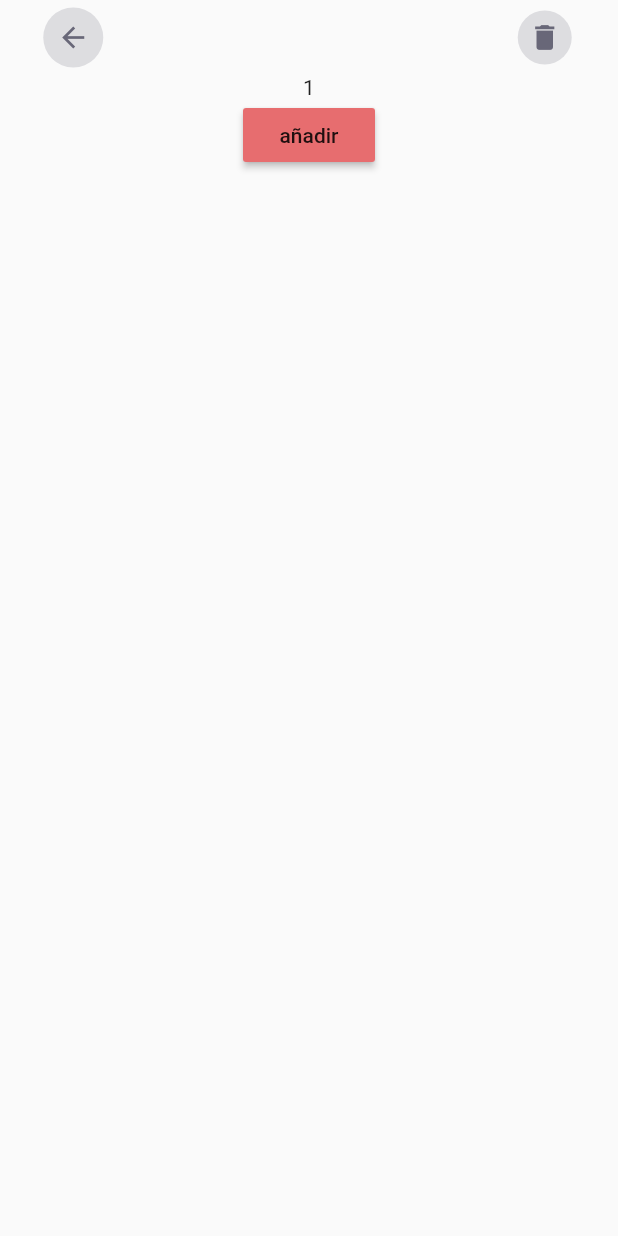
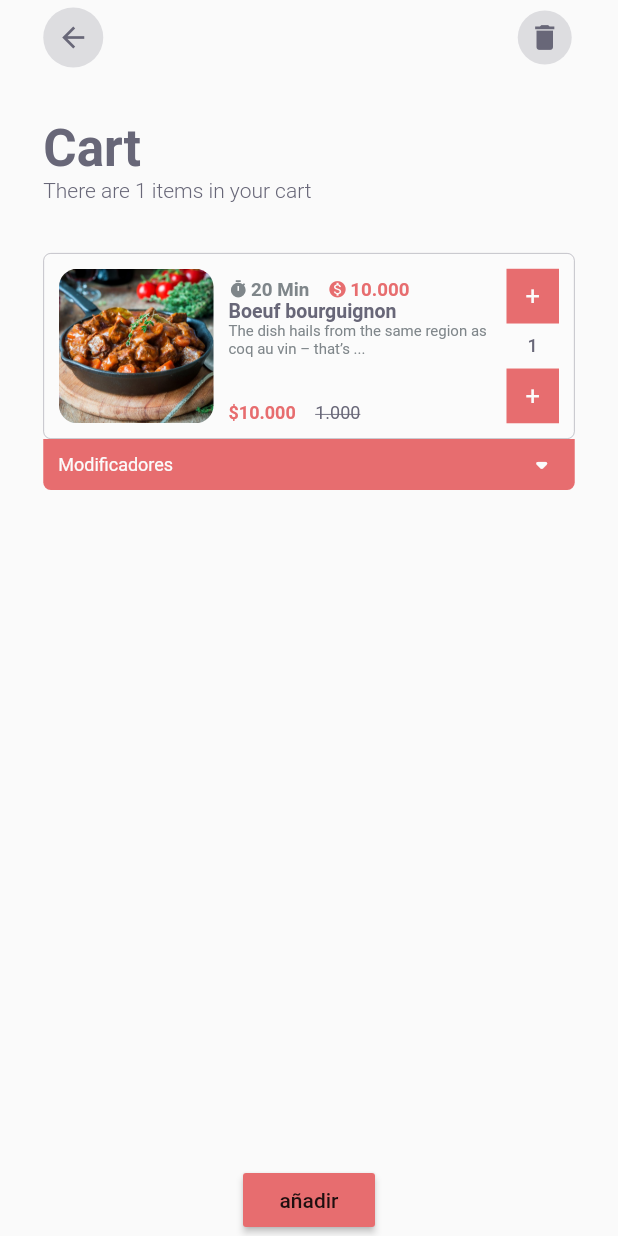
Before and after one commit to DalexisValencia/Fifth-test-app_Restaurants, a Flutter app: the ScreenCart screen opened directly, after a tap on "añadir", on a phone screen of 412 x 824 dp. Run offline on Flutter 3.47's test engine with Material 2 defaults, Android fonts, the phone set to English and light mode, and no system bars; our stand-ins replace bloc, equatable, flutter_bloc; missing offline and left inert: keyboard_visibility; statements that could not run were skipped.

Commit message:
detalle del plato en la vista de carrito

```diff
--- a/lib/blocs/bloc/cart/bloc/cart_bloc.dart
+++ b/lib/blocs/bloc/cart/bloc/cart_bloc.dart
@@ -14,9 +14,9 @@ class CartBloc extends Bloc<CartEvent, CartState> {
   Stream<CartState> mapEventToState(
     CartEvent event,
   ) async* {
-    List<int> stateDishesCart = state.props[0];
+    List<Dishes> stateDishesCart = state.props[0];
     if (event is AddToCart) {
-      List<int> finaldishes = List.from(stateDishesCart)..add(event.dish);
+      List<Dishes> finaldishes = List.from(stateDishesCart)..add(event.dish);
       print(finaldishes);
       // // print(state.props[0]);
       // // List<Dishes> finalDishes = state.props;
--- a/lib/blocs/bloc/cart/bloc/cart_event.dart
+++ b/lib/blocs/bloc/cart/bloc/cart_event.dart
@@ -10,8 +10,7 @@ abstract class CartEvent extends Equatable {
 class GetAllItems extends CartEvent {}
 
 class AddToCart extends CartEvent {
-  // final Dishes dishToCart;
-  final int dish;
+  final Dishes dish;
   AddToCart({this.dish});
 
   @override
--- a/lib/blocs/bloc/cart/bloc/cart_state.dart
+++ b/lib/blocs/bloc/cart/bloc/cart_state.dart
@@ -8,23 +8,24 @@ abstract class CartState extends Equatable {
 }
 
 class CartblocInitial extends CartState {
-  // final List<Dishes> dishes;
-  final List<int> dishes;
+  final List<Dishes> dishes;
+  // final List<int> dishes;
   CartblocInitial({this.dishes});
   @override
   List<Object> get props => [dishes];
 
   @override
-  String toString() => 'CartblocInitial {Search by: $dishes}';
+  String toString() => 'CartblocInitial {List of Dishes: $dishes}';
 }
 
 class FetchItems extends CartState {
-  final List<int> dishes;
+  // final List<int> dishes;
+  final List<Dishes> dishes;
   FetchItems({this.dishes});
 
   @override
   List<Object> get props => [dishes];
 
   @override
-  String toString() => 'FetchItems {Search by: $dishes}';
+  String toString() => 'FetchItems {List of Dishes: $dishes}';
 }
--- a/lib/screens/cart.dart
+++ b/lib/screens/cart.dart
@@ -1,5 +1,6 @@
 import 'dart:ui';
 
+import 'package:fith_app__restaurant/Lists/menu.dart';
 import 'package:fith_app__restaurant/blocs/bloc/cart/bloc/cart_bloc.dart';
 import 'package:fith_app__restaurant/constants/contansts.dart';
 import 'package:fith_app__restaurant/interfaces/Dishes.dart';
@@ -17,6 +18,18 @@ class ScreenCart extends StatefulWidget {
 
 class _ScreenCartState extends State<ScreenCart> {
   List<int> deleteToCard = [];
+  CartBloc cartBloc;
+
+  @override
+  initState() {
+    super.initState();
+    cartBloc = BlocProvider.of<CartBloc>(context);
+  }
+
+  void selectItem(e) {
+    print('info');
+  }
+
   Widget _screenNavigator() {
     return Container(
       margin: EdgeInsets.only(
@@ -38,28 +51,31 @@ class _ScreenCartState extends State<ScreenCart> {
     );
   }
 
-  Widget _screenTitle(state) {
+  Widget _screenTitle(bool empty, int amount) {
     // List<Dishes> cartDishes = state.props[0];
     return ScreenTitle(
       title: 'Cart',
-      subtitle: state is CartblocInitial
+      subtitle: empty
           ? ''
-          : 'There are 10 items in your cart', //there are no items
+          : 'There are $amount items in your cart', //there are no items
     );
   }
 
-  Widget _bodyCart(CartState state) {
+  Widget _bodyCart(bool empty, List<Dishes> listDishes) {
     return Expanded(
       child: Container(
         width: MediaQuery.of(context).size.width,
         child: SingleChildScrollView(
           child: Column(
             children: [
-              _screenTitle(state),
-              state is CartblocInitial
+              _screenTitle(empty, listDishes.length),
+              empty
                   ? EmptyCart()
                   : Cart(
-                      blocState: state,
+                      cartDishes: listDishes,
+                      onSelectThis: (index) {
+                        print(index);
+                      },
                     ),
               SizedBox(
                 height: 20,
@@ -73,34 +89,26 @@ class _ScreenCartState extends State<ScreenCart> {
 
   @override
   Widget build(BuildContext context) {
-    final cartBloc = BlocProvider.of<CartBloc>(context);
     return Scaffold(
         //
         body: BlocBuilder<CartBloc, CartState>(
       builder: (context, state) {
-        List<int> inCart = state.props[0];
-        // print(":::::dentro de cart.dart");
-        // print(state);
-        // print(state.props);
-        // print(":::::dentro de cart.dart");
+        List<Dishes> cartDishes = state.props[0];
+        // // print(state.props);
         return Column(
           children: [
             _screenNavigator(),
-            // _bodyCart(state),
-            Builder(
-              builder: (BuildContext context) {
-                List<Widget> numverCart = [];
-                inCart.map((e) {
-                  numverCart.add(Text(e.toString()));
-                }).toList();
-                return Column(
-                  children: numverCart,
-                );
-              },
+            _bodyCart(
+              state is CartblocInitial || cartDishes.length == 0,
+              cartDishes,
             ),
             RaisedButton(
               onPressed: () {
-                cartBloc.add(AddToCart(dish: 1));
+                cartBloc.add(
+                  AddToCart(
+                    dish: dishes[0],
+                  ),
+                );
               },
               child: Text("añadir"),
             )
@@ -141,8 +149,12 @@ class EmptyCart extends StatelessWidget {
 }
 
 class Cart extends StatelessWidget {
-  final CartState blocState;
-  Cart({this.blocState});
+  final List<Dishes> cartDishes;
+  final Function onSelectThis;
+  Cart({
+    this.cartDishes,
+    this.onSelectThis,
+  });
   @override
   Widget build(BuildContext context) {
     return Container(
@@ -150,11 +162,15 @@ class Cart extends StatelessWidget {
       child: Builder(
         builder: (BuildContext context) {
           List<Widget> itemsCard = [];
-          List<Dishes> cartDishes = blocState.props[0];
-          cartDishes.asMap().entries.map((e) {
+          cartDishes.asMap().entries.map((item) {
             itemsCard.add(
-              CompleteCartItem(
-                indexTest: 2,
+              GestureDetector(
+                onLongPressEnd: (e) {
+                  onSelectThis(item.key);
+                },
+                child: CompleteCartItem(
+                  dish: cartDishes[item.key],
+                ),
               ),
             );
           }).toList();
--- a/lib/screens/plate.detail.dart
+++ b/lib/screens/plate.detail.dart
@@ -469,8 +469,13 @@ class _AddtoCarState extends State<AddtoCar> {
                               //     .state
                               //     .props[0]);
                               // addingCardIndication(widget.dish);
-                              cartbloc.add(AddToCart(dish: 2));
-                              print(cartbloc.state);
+                              print(widget.dish.name);
+                              print(widget.dish.amount);
+                              // cartbloc.add(
+                              //   AddToCart(
+                              //     dish: widget.dish,
+                              //   ),
+                              // );
                             },
                       elevation: 0,
                       icon: _addingCar
--- a/lib/sections/ItemCartCard.dart
+++ b/lib/sections/ItemCartCard.dart
@@ -1,24 +1,34 @@
 //Componente utilizado para armar la tarjeta de carrito cuando tiene modificadores
 import 'package:fith_app__restaurant/constants/contansts.dart';
+import 'package:fith_app__restaurant/interfaces/Dishes.dart';
+import 'package:fith_app__restaurant/interfaces/aditional.dart';
 import 'package:fith_app__restaurant/widgets/CustomChip.dart';
 import 'package:flutter/material.dart';
 
 class CompleteCartItem extends StatelessWidget {
-  final int indexTest;
-  CompleteCartItem({Key key, this.indexTest}) : super(key: key);
+  final Dishes dish;
+  CompleteCartItem({Key key, this.dish}) : super(key: key);
   @override
   Widget build(BuildContext context) {
     return Container(
       margin: EdgeInsets.symmetric(
         vertical: 5,
       ),
+      // decoration: BoxDecoration(
+      //   border: Border.all(
+      //     color: Colors.red,
+      //     width: 1.5,
+      //   ),
+      // ),
       child: Column(
         children: [
           ItemCart(
-            withModifiers: indexTest == 0 || indexTest == 1 ? true : false,
+            dish: dish,
           ),
-          indexTest == 0 || indexTest == 1
-              ? ExpansionModifiersCartItem()
+          dish.additions.length >= 1
+              ? ExpansionModifiersCartItem(
+                  additionals: dish.additions,
+                )
               : SizedBox(),
         ],
       ),
@@ -27,8 +37,8 @@ class CompleteCartItem extends StatelessWidget {
 }
 
 class ItemCart extends StatelessWidget {
-  final bool withModifiers;
-  ItemCart({Key key, this.withModifiers}) : super(key: key);
+  final Dishes dish;
+  ItemCart({Key key, this.dish}) : super(key: key);
   @override
   Widget build(BuildContext context) {
     return GestureDetector(
@@ -40,7 +50,7 @@ class ItemCart extends StatelessWidget {
           // vertical: 5,
         ),
         decoration: BoxDecoration(
-          borderRadius: !withModifiers
+          borderRadius: dish.additions.length >= 1
               ? BorderRadius.circular(borderRadiusCards)
               : BorderRadius.only(
                   topLeft: Radius.circular(borderRadiusCards),
@@ -62,7 +72,9 @@ class ItemCart extends StatelessWidget {
                 borderRadius: BorderRadius.circular(borderRadiusImages),
                 image: DecorationImage(
                   fit: BoxFit.cover,
-                  image: ExactAssetImage("assets/banner/french-food.png"),
+                  image: ExactAssetImage(
+                    dish.image,
+                  ),
                 ),
               ),
             ),
@@ -81,13 +93,13 @@ class ItemCart extends StatelessWidget {
                     Row(
                       children: <Widget>[
                         CustomChip(
-                          name: '12 min',
+                          name: dish.preparation,
                           nameColor: Theme.of(context).primaryColor,
                           icon: Icons.timer,
                           iconColor: Theme.of(context).primaryColor,
                         ),
                         CustomChip(
-                          name: '12.000',
+                          name: formatterPrice(dish.price),
                           nameColor: Theme.of(context).buttonColor,
                           icon: Icons.monetization_on,
                           iconColor: Theme.of(context).buttonColor,
@@ -95,7 +107,7 @@ class ItemCart extends StatelessWidget {
                       ],
                     ),
                     Text(
-                      "nombre del producto",
+                      dish.name,
                       style: Theme.of(context).textTheme.bodyText1.copyWith(
                             color: Theme.of(context).primaryColorDark,
                             fontWeight: FontWeight.w700,
@@ -104,9 +116,9 @@ class ItemCart extends StatelessWidget {
                     ),
                     Text(
                       // widget.dish.details.substring(0, 73) +'...',
-                      "la descripcion de este producto no debe ser tan grande, es mas sencilla para que quea la descripcion de este producto no debe ser tan grande, es mas sencilla para que quea"
-                              .substring(0, 60) +
-                          " ... ",
+                      dish.details.length > 55
+                          ? dish.details.substring(0, 58) + " ... "
+                          : dish.details,
                       style: Theme.of(context).textTheme.overline.copyWith(
                             letterSpacing: 0,
                             color: Theme.of(context).primaryColor,
@@ -116,7 +128,7 @@ class ItemCart extends StatelessWidget {
                     Row(
                       children: [
                         Text(
-                          "\$12.000",
+                          "\$${formatterPrice(dish.price)}",
                           style: Theme.of(context).textTheme.caption.copyWith(
                                 color: Theme.of(context).buttonColor,
                                 fontWeight: FontWeight.w700,
@@ -164,7 +176,7 @@ class ItemCart extends StatelessWidget {
                     height: 30,
                     child: Center(
                       child: Text(
-                        "1",
+                        dish.amount.toString(),
                         style: Theme.of(context).textTheme.button.copyWith(
                               fontSize: 12,
                               color: Theme.of(context).primaryColorDark,
@@ -202,6 +214,8 @@ class ItemCart extends StatelessWidget {
 }
 
 class ExpansionModifiersCartItem extends StatefulWidget {
+  final List<Adittional> additionals;
+  ExpansionModifiersCartItem({this.additionals});
   @override
   _ExpansionModifiersCartItemState createState() =>
       _ExpansionModifiersCartItemState();
@@ -293,49 +307,33 @@ class _ExpansionModifiersCartItemState
                     bottomRight: Radius.circular(5),
                   ),
                 ),
-                child: Column(
-                  children: [
-                    Container(
-                      padding: EdgeInsets.symmetric(vertical: 5),
-                      child: Row(
-                        mainAxisAlignment: MainAxisAlignment.spaceBetween,
-                        children: [
-                          Text(
-                            "Cubiertos",
-                            style: Theme.of(context).textTheme.caption.copyWith(
-                                  color: Theme.of(context).primaryColorDark,
-                                ),
+                child: Builder(
+                  builder: (BuildContext context) {
+                    List<Widget> modifiers = [];
+                    widget.additionals.map((e) {
+                      //Buscamos que haya algun elemento activo
+                      Iterable<AditionalsOptions> isActive = e.children
+                          .where((element) => element.isActive == true);
+                      // print("::");
+                      // //print(isActive.elementAt(0));
+                      // print("::");
+                      for (var option in isActive) {
+                        // print(option.name);
+                        // print(option.isActive);
+                        // print(option.price);
+                        modifiers.add(
+                          ModifiersOption(
+                            option: option,
                           ),
-                          Text(
-                            "si",
-                            style: Theme.of(context).textTheme.caption.copyWith(
-                                  color: Theme.of(context).primaryColorDark,
-                                ),
-                          ),
-                        ],
-                      ),
-                    ),
-                    Container(
-                      padding: EdgeInsets.symmetric(vertical: 5),
-                      child: Row(
-                        mainAxisAlignment: MainAxisAlignment.spaceBetween,
-                        children: [
-                          Text(
-                            "Bebida",
-                            style: Theme.of(context).textTheme.caption.copyWith(
-                                  color: Theme.of(context).primaryColorDark,
-                                ),
-                          ),
-                          Text(
-                            "15.000",
-                            style: Theme.of(context).textTheme.caption.copyWith(
-                                  color: Theme.of(context).primaryColorDark,
-                                ),
-                          ),
-                        ],
-                      ),
-                    ),
-                  ],
+                        );
+                      }
+                      //si la seleccion en musltiple
+                      // if (e.isMulti) {}
+                    }).toList();
+                    return Column(
+                      children: modifiers,
+                    );
+                  },
                 ),
               ),
             ),
@@ -345,3 +343,31 @@ class _ExpansionModifiersCartItemState
     );
   }
 }
+
+class ModifiersOption extends StatelessWidget {
+  final AditionalsOptions option;
+  ModifiersOption({this.option});
+  @override
+  Widget build(BuildContext context) {
+    return Container(
+      padding: EdgeInsets.symmetric(vertical: 5),
+      child: Row(
+        mainAxisAlignment: MainAxisAlignment.spaceBetween,
+        children: [
+          Text(
+            option.name,
+            style: Theme.of(context).textTheme.caption.copyWith(
+                  color: Theme.of(context).primaryColorDark,
+                ),
+          ),
+          Text(
+            option.price != 0 ? "\$${formatterPrice(option.price)}" : 'Si',
+            style: Theme.of(context).textTheme.caption.copyWith(
+                  color: Theme.of(context).primaryColorDark,
+                ),
+          ),
+        ],
+      ),
+    );
+  }
+}
```
